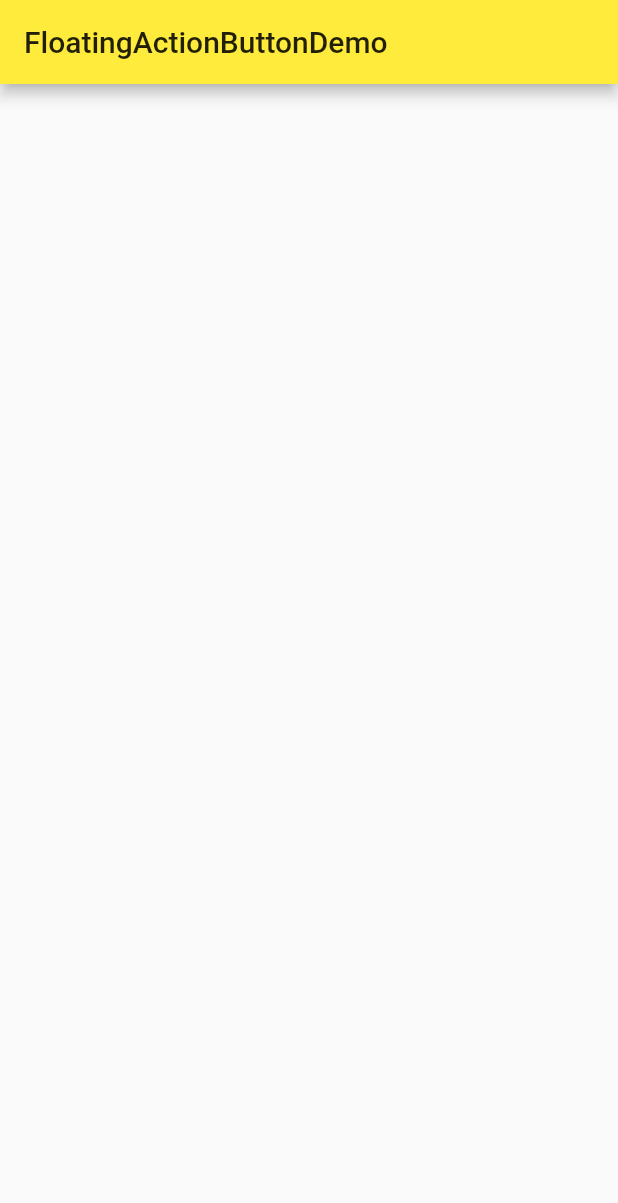
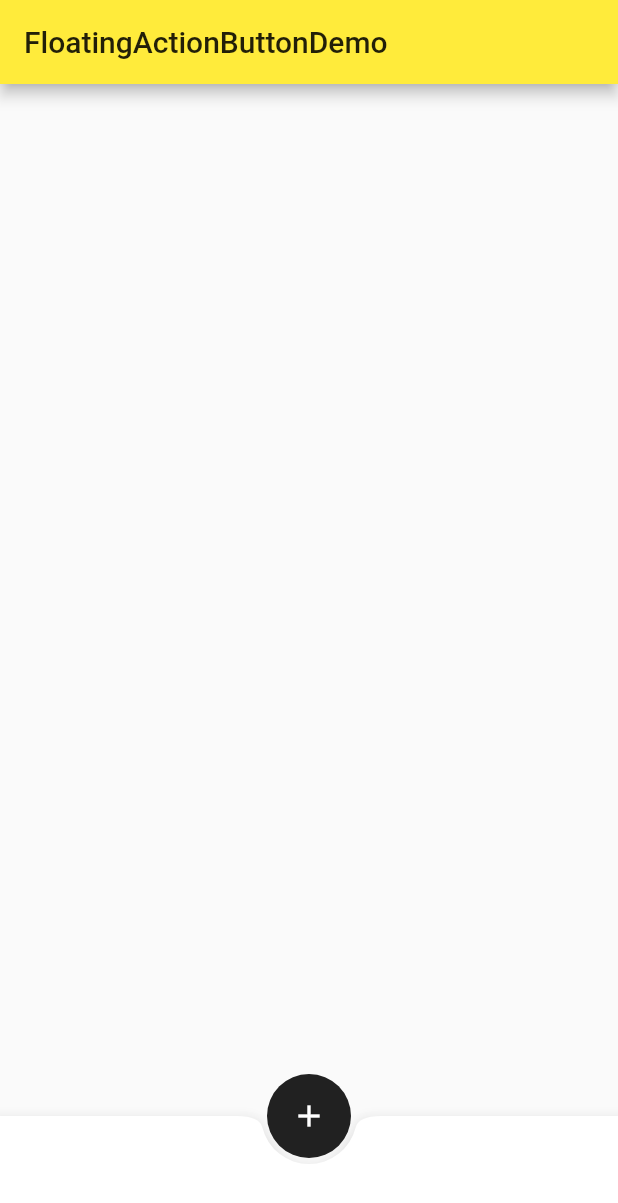
Before and after one commit to yanhao98/ninghao_flutter, a Flutter app: the FloatingActionButtonDemo screen opened directly, on a phone screen of 412 x 824 dp. Shown: the top 1203 px of the screen. Run offline on Flutter 3.47's test engine with Material 2 defaults, Android fonts, the phone set to English and light mode, and no system bars.

Commit message:
bottomNavigationBar

```diff
--- a/lib/demo/material_components.dart
+++ b/lib/demo/material_components.dart
@@ -22,9 +22,34 @@ class MaterialComponents extends StatelessWidget {
 class FloatingActionButtonDemo extends StatelessWidget {
   @override
   Widget build(BuildContext context) {
+    final Widget _floatingActionButton = FloatingActionButton(
+      onPressed: () {},
+      child: Icon(Icons.add),
+      elevation: 0.0,
+      backgroundColor: Colors.black87,
+      // shape: BeveledRectangleBorder(
+      //   borderRadius: BorderRadius.circular(10.0),
+      // ),
+    );
+
+    final Widget _floatingActionButtonExtended = FloatingActionButton.extended(
+      onPressed: () {},
+      label: Text('Add'),
+      icon: Icon(Icons.add),
+    );
+
     return Scaffold(
       appBar: AppBar(
         title: Text('FloatingActionButtonDemo'),
+      ),
+      floatingActionButton: _floatingActionButton,
+      // floatingActionButtonLocation: FloatingActionButtonLocation.endDocked,
+      floatingActionButtonLocation: FloatingActionButtonLocation.centerDocked,
+      bottomNavigationBar: BottomAppBar(
+        child: Container(
+          height: 80,
+        ),
+        shape: CircularNotchedRectangle(),
       ),
     );
   }
```
